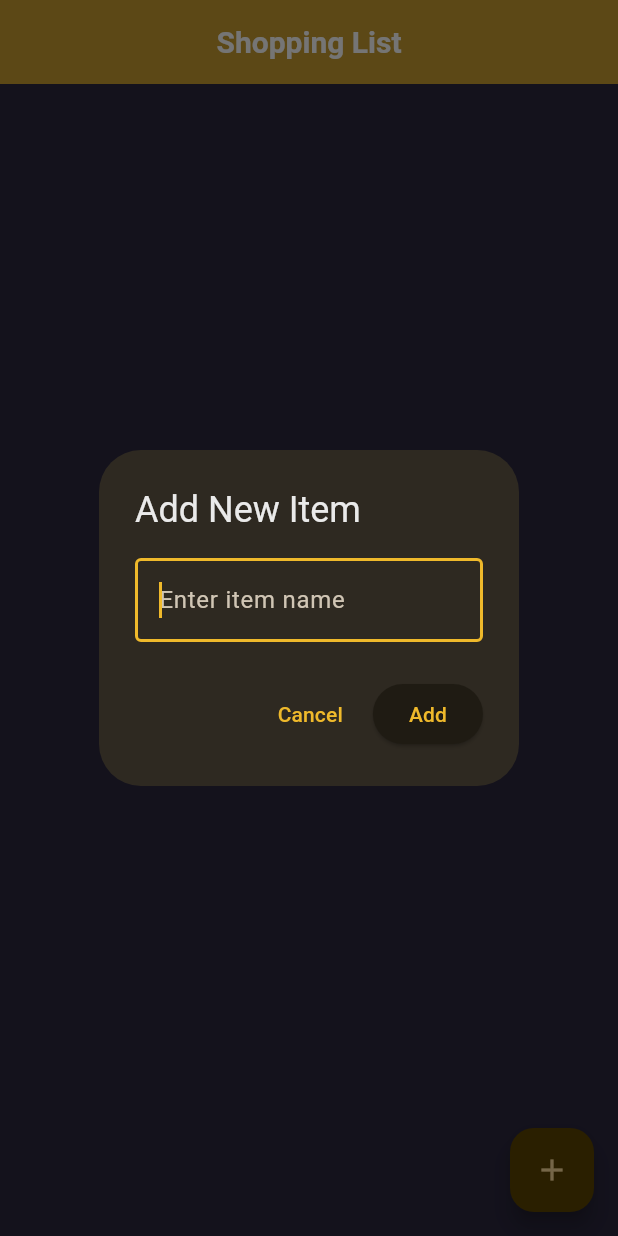
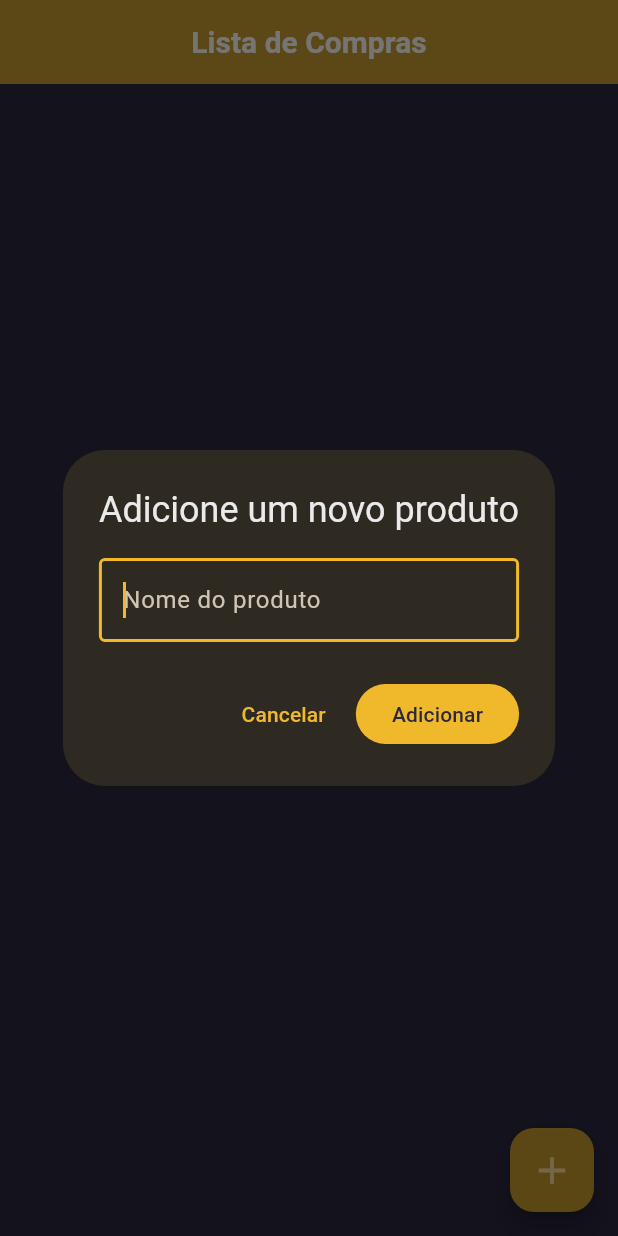
Before and after one commit to Vinicius-b-oliveira/shopping_cart_app, a Flutter app: the screen it shows after launch, after a tap on the "add" icon, on a phone screen of 412 x 824 dp. Run offline on Flutter 3.47's test engine with Material 3 defaults, Android fonts, the phone set to English and light mode, and no system bars; our stand-ins replace flutter_dotenv, flutter_riverpod, freezed_annotation, riverpod_annotation, supabase_flutter; accounts and stored records are empty; generated files the repository leaves out were written again.

Commit message:
Implementando algumas melhorias visuais

```diff
--- a/lib/core/theme/app_theme.dart
+++ b/lib/core/theme/app_theme.dart
@@ -25,6 +25,10 @@ class AppTheme {
         backgroundColor: colorScheme.secondary,
         titleTextStyle: TextStyle(fontWeight: FontWeight.bold, fontSize: 20),
       ),
+      floatingActionButtonTheme: FloatingActionButtonThemeData(
+        backgroundColor: colorScheme.secondary,
+        iconSize: 30.0,
+      ),
     );
   }
 }
--- a/lib/core/utils/dialog_utils.dart
+++ b/lib/core/utils/dialog_utils.dart
@@ -12,21 +12,21 @@ Future<void> showAddItemDialog({
     context: context,
     builder:
         (context) => AlertDialog(
-          title: const Text('Add New Item'),
+          title: const Text('Adicione um novo produto'),
           content: TextField(
             controller: controller,
             autofocus: true,
             decoration: const InputDecoration(
-              hintText: 'Enter item name',
+              hintText: 'Nome do produto',
               border: OutlineInputBorder(),
             ),
           ),
           actions: [
             TextButton(
               onPressed: () => Navigator.pop(context),
-              child: const Text('Cancel'),
+              child: const Text('Cancelar'),
             ),
-            ElevatedButton(
+            FilledButton(
               onPressed: () async {
                 if (controller.text.trim().isNotEmpty) {
                   await onAdd(controller.text.trim());
@@ -34,7 +34,7 @@ Future<void> showAddItemDialog({
                   if (context.mounted) Navigator.pop(context);
                 }
               },
-              child: const Text('Add'),
+              child: const Text('Adicionar'),
             ),
           ],
         ),
--- a/lib/presentation/views/shopping_list_screen.dart
+++ b/lib/presentation/views/shopping_list_screen.dart
@@ -41,7 +41,7 @@ class _ShoppingListScreenState extends ConsumerState<ShoppingListScreen> {
     final itemsAsync = ref.watch(shoppingViewModelProvider);
 
     return Scaffold(
-      appBar: AppBar(title: const Text('Shopping List')),
+      appBar: AppBar(title: const Text('Lista de Compras')),
       body: itemsAsync.when(
         loading: () => const Center(child: CircularProgressIndicator()),
         error: (error, stack) => Center(child: Text('Error: $error')),
--- a/lib/presentation/widgets/list_item.dart
+++ b/lib/presentation/widgets/list_item.dart
@@ -84,7 +84,7 @@ class _ListItemState extends State<ListItem> {
       trailing:
           _isEditing
               ? IconButton(
-                icon: const Icon(Icons.check),
+                icon: const Icon(Icons.check, color: Colors.greenAccent),
                 onPressed: _toggleEdit,
               )
               : Row(
@@ -95,7 +95,7 @@ class _ListItemState extends State<ListItem> {
                     onPressed: _toggleEdit,
                   ),
                   IconButton(
-                    icon: const Icon(Icons.delete),
+                    icon: const Icon(Icons.delete, color: Colors.redAccent),
                     onPressed: widget.onDelete,
                   ),
                 ],
```
